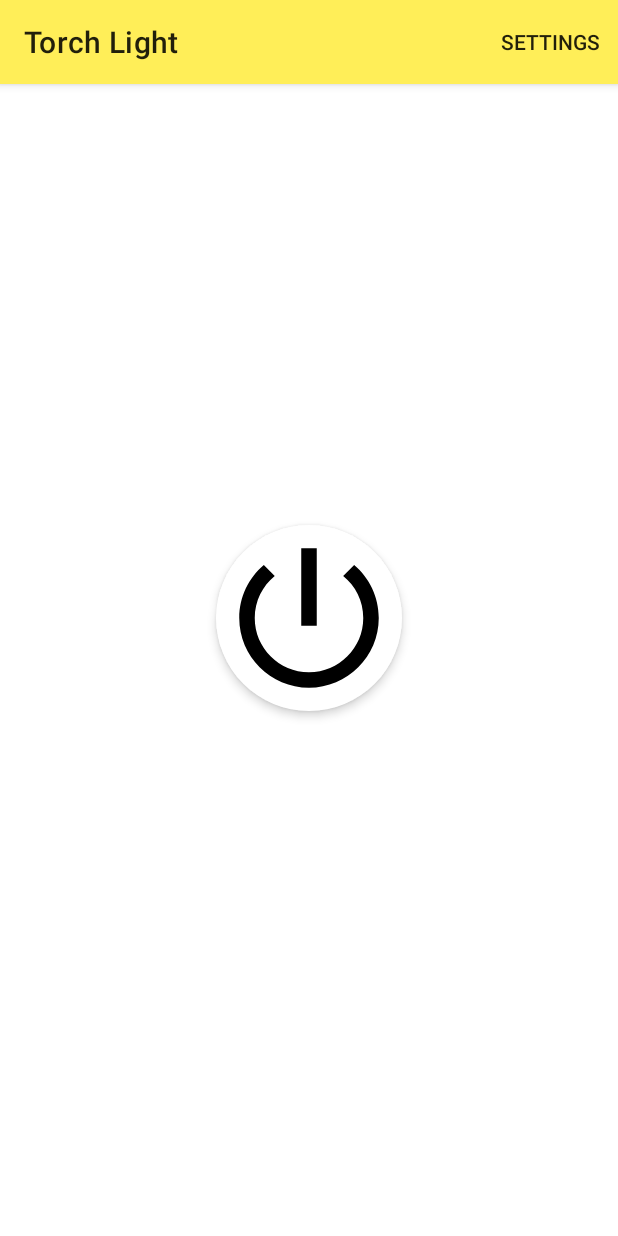
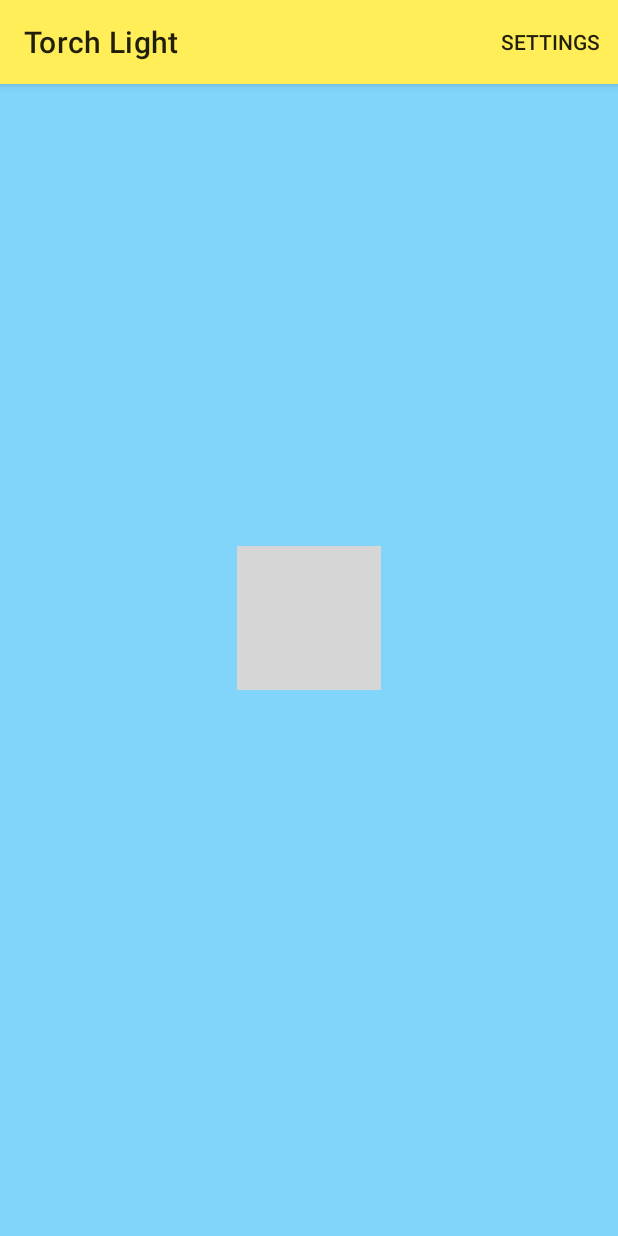
Before and after one commit to DanielAndroid/TorchLight, an Android app: the screen it shows after launch (MainActivity), on a phone screen of 412 x 824 dp. Run offline under Robolectric (Android 15) with nearby library versions, the phone set to English and light mode, and no system bars; grey boxes are pictures that could not be loaded.

Commit message:
Added a ViewModel class to handle config changes, renamed FlashService to TorchService, removed some unused files and redundant cast, and removed some android version checks.

```diff
--- a/app/src/main/java/com/example/torchlight/MainActivity.java
+++ b/app/src/main/java/com/example/torchlight/MainActivity.java
@@ -5,9 +5,7 @@ import android.content.Intent;
 import android.content.SharedPreferences;
 import android.content.pm.PackageManager;
 import android.media.AudioAttributes;
-import android.media.AudioManager;
 import android.media.SoundPool;
-import android.os.Build;
 import android.os.Bundle;
 import android.view.Menu;
 import android.view.MenuInflater;
@@ -19,17 +17,19 @@ import androidx.annotation.NonNull;
 import androidx.appcompat.app.AlertDialog;
 import androidx.appcompat.app.AppCompatActivity;
 import androidx.appcompat.widget.Toolbar;
+import androidx.lifecycle.ViewModelProvider;
 import androidx.preference.PreferenceManager;
 
 
 public class MainActivity extends AppCompatActivity {
 
     private ImageButton powerBtn;
-    private Boolean isTorchOn, isMuted;
+    private Boolean isMuted;
     private SoundPool soundPool;
     private int clickSound;
     Toolbar toolbar;
     SharedPreferences sharedPreferences;
+    TorchLightViewModel torchLightViewModel;
 
 
     @Override
@@ -38,14 +38,17 @@ public class MainActivity extends AppCompatActivity {
         setContentView(R.layout.activity_main);
 
         sharedPreferences = PreferenceManager.getDefaultSharedPreferences(getApplicationContext());
-        toolbar = (Toolbar) findViewById(R.id.my_toolbar);
+        toolbar = findViewById(R.id.my_toolbar);
         setSupportActionBar(toolbar);
-        powerBtn = (ImageButton) findViewById(R.id.power_button);
-        isTorchOn = false;
+        powerBtn = findViewById(R.id.power_button);
+        torchLightViewModel = new ViewModelProvider(this).get(TorchLightViewModel.class);
+        torchLightViewModel.setIsTorchOn(torchLightViewModel.getIsTorchOn());
+        if (torchLightViewModel.getToggleImage() != 0) {
+            powerBtn.setImageResource(torchLightViewModel.getToggleImage());
+        }
 
         PreferenceManager.setDefaultValues(this, R.xml.preferences, false);
 
-        if (Build.VERSION.SDK_INT >= Build.VERSION_CODES.LOLLIPOP) {
         AudioAttributes attributes = new AudioAttributes.Builder()
                 .setUsage(AudioAttributes.USAGE_ASSISTANCE_SONIFICATION)
                 .setContentType(AudioAttributes.CONTENT_TYPE_SONIFICATION)
@@ -53,10 +56,6 @@ public class MainActivity extends AppCompatActivity {
         soundPool = new SoundPool.Builder()
                 .setAudioAttributes(attributes)
                 .build();
-        } else {
-            soundPool = new SoundPool(1, AudioManager.STREAM_MUSIC, 0);
-
-        }
 
         clickSound = soundPool.load(this, R.raw.click2_sebastian, 1);
 
@@ -88,14 +87,16 @@ public class MainActivity extends AppCompatActivity {
             @Override
             public void onClick(View v) {
                 try {
-                    if (isTorchOn) {
-                        powerBtn.setImageResource(R.drawable.power_off_24dp);
-                        stopService(new Intent(MainActivity.this, FlashService.class));
-                        isTorchOn = false;
+                    if (torchLightViewModel.getIsTorchOn()) {
+                        torchLightViewModel.setToggleImage(R.drawable.torch_light_off);
+                        powerBtn.setImageResource(torchLightViewModel.getToggleImage());
+                        stopService(new Intent(MainActivity.this, TorchService.class));
+                        torchLightViewModel.setIsTorchOn(false);
                     } else {
-                        powerBtn.setImageResource(R.drawable.power_on_24dp);
-                        startService(new Intent(MainActivity.this, FlashService.class));
-                        isTorchOn = true;
+                        torchLightViewModel.setToggleImage(R.drawable.torch_light_on);
+                        powerBtn.setImageResource(torchLightViewModel.getToggleImage());
+                        startService(new Intent(MainActivity.this, TorchService.class));
+                        torchLightViewModel.setIsTorchOn(true);
                     }
                 } catch (Exception e) {
                     e.printStackTrace();
@@ -112,19 +113,20 @@ public class MainActivity extends AppCompatActivity {
     @Override
     protected void onStop() {
         super.onStop();
-        Boolean turnOffAtExit = sharedPreferences.getBoolean("turn_off_at_exit", false);
+        boolean turnOffAtExit = sharedPreferences.getBoolean("turn_off_at_exit", false);
         if (turnOffAtExit) {
-            stopService(new Intent(getApplicationContext(), FlashService.class));
+            stopService(new Intent(getApplicationContext(), TorchService.class));
         }
     }
 
 
     public void flashLightOnAtStartup() {
-        Boolean turnOnAtStart = sharedPreferences.getBoolean("turn_on_at_start", false);
+        boolean turnOnAtStart = sharedPreferences.getBoolean("turn_on_at_start", false);
         if (turnOnAtStart) {
-            startService(new Intent(MainActivity.this, FlashService.class));
-            powerBtn.setImageResource(R.drawable.power_on_24dp);
-            isTorchOn = true;
+            startService(new Intent(MainActivity.this, TorchService.class));
+            torchLightViewModel.setToggleImage(R.drawable.torch_light_on);
+            powerBtn.setImageResource(torchLightViewModel.getToggleImage());
+            torchLightViewModel.setIsTorchOn(true);
         }
     }
 
@@ -137,14 +139,9 @@ public class MainActivity extends AppCompatActivity {
 
     @Override
     public boolean onOptionsItemSelected(@NonNull MenuItem item) {
-        switch (item.getItemId()) {
-            case R.id.settings:
         Intent settings = new Intent(MainActivity.this, SettingsActivity.class);
         startActivity(settings);
-
-            default:
         return true;
     }
 
 }
-}
--- /dev/null
+++ b/app/src/main/java/com/example/torchlight/TorchLightViewModel.java
@@ -0,0 +1,29 @@
+package com.example.torchlight;
+
+import android.util.Log;
+
+import androidx.lifecycle.ViewModel;
+
+public class TorchLightViewModel extends ViewModel {
+
+    private Boolean isTorchOn = false;
+    private int toggleImage;
+
+
+    public void setIsTorchOn(Boolean torchOn) {
+        isTorchOn = torchOn;
+
+    }
+
+    public Boolean getIsTorchOn() {
+        return isTorchOn;
+    }
+
+    public void setToggleImage(int toggleImage) {
+        this.toggleImage = toggleImage;
+    }
+
+    public int getToggleImage() {
+        return toggleImage;
+    }
+}
--- a/app/src/main/res/drawable/muted_24dp.xml
+++ /dev/null
@@ -1,4 +0,0 @@
-<vector android:height="50dp" android:viewportHeight="24.0"
-    android:viewportWidth="24.0" android:width="50dp" xmlns:android="http://schemas.android.com/apk/res/android">
-    <path android:fillColor="#FF000000" android:pathData="M16.5,12c0,-1.77 -1.02,-3.29 -2.5,-4.03v2.21l2.45,2.45c0.03,-0.2 0.05,-0.41 0.05,-0.63zM19,12c0,0.94 -0.2,1.82 -0.54,2.64l1.51,1.51C20.63,14.91 21,13.5 21,12c0,-4.28 -2.99,-7.86 -7,-8.77v2.06c2.89,0.86 5,3.54 5,6.71zM4.27,3L3,4.27 7.73,9L3,9v6h4l5,5v-6.73l4.25,4.25c-0.67,0.52 -1.42,0.93 -2.25,1.18v2.06c1.38,-0.31 2.63,-0.95 3.69,-1.81L19.73,21 21,19.73l-9,-9L4.27,3zM12,4L9.91,6.09 12,8.18L12,4z"/>
-</vector>
--- a/app/src/main/res/drawable/oval.xml
+++ /dev/null
@@ -1,8 +0,0 @@
-<?xml version="1.0" encoding="utf-8"?>
-<shape xmlns:android="http://schemas.android.com/apk/res/android"
-    android:shape="oval">
-    <solid android:color="#fff"></solid>
-    <size
-        android:width="48dp"
-        android:height="48dp" />
-</shape>
--- a/app/src/main/res/drawable/power_off_24dp.xml
+++ /dev/null
@@ -1,9 +0,0 @@
-<vector xmlns:android="http://schemas.android.com/apk/res/android"
-        android:width="124dp"
-        android:height="124dp"
-        android:viewportWidth="24.0"
-        android:viewportHeight="24.0">
-    <path
-        android:fillColor="#000"
-        android:pathData="M13,3h-2v10h2L13,3zM17.83,5.17l-1.42,1.42C17.99,7.86 19,9.81 19,12c0,3.87 -3.13,7 -7,7s-7,-3.13 -7,-7c0,-2.19 1.01,-4.14 2.58,-5.42L6.17,5.17C4.23,6.82 3,9.26 3,12c0,4.97 4.03,9 9,9s9,-4.03 9,-9c0,-2.74 -1.23,-5.18 -3.17,-6.83z"/>
-</vector>
--- a/app/src/main/res/drawable/power_on_24dp.xml
+++ /dev/null
@@ -1,9 +0,0 @@
-<vector xmlns:android="http://schemas.android.com/apk/res/android"
-        android:width="124dp"
-        android:height="124dp"
-        android:viewportWidth="24.0"
-        android:viewportHeight="24.0">
-    <path
-        android:fillColor="@color/colorPrimary"
-        android:pathData="M13,3h-2v10h2L13,3zM17.83,5.17l-1.42,1.42C17.99,7.86 19,9.81 19,12c0,3.87 -3.13,7 -7,7s-7,-3.13 -7,-7c0,-2.19 1.01,-4.14 2.58,-5.42L6.17,5.17C4.23,6.82 3,9.26 3,12c0,4.97 4.03,9 9,9s9,-4.03 9,-9c0,-2.74 -1.23,-5.18 -3.17,-6.83z"/>
-</vector>
--- a/app/src/main/res/layout/activity_main.xml
+++ b/app/src/main/res/layout/activity_main.xml
@@ -4,6 +4,7 @@
     xmlns:tools="http://schemas.android.com/tools"
     android:layout_width="match_parent"
     android:layout_height="match_parent"
+    android:background="@color/colorSecondary"
     tools:context=".MainActivity">
 
     <androidx.appcompat.widget.Toolbar
@@ -19,13 +20,14 @@
         app:popupTheme="@style/ThemeOverlay.AppCompat.Light" />
 
 
-    <androidx.appcompat.widget.AppCompatImageButton
+    <ImageButton
         android:id="@+id/power_button"
         android:layout_width="wrap_content"
         android:layout_height="wrap_content"
-        android:background="@drawable/oval"
+        android:background="?android:selectableItemBackground"
+        android:contentDescription="@string/image_description"
         android:elevation="4dp"
-        android:src="@drawable/power_off_24dp"
+        android:src="@drawable/torch_light_off"
         app:layout_constraintBottom_toBottomOf="parent"
         app:layout_constraintEnd_toEndOf="parent"
         app:layout_constraintStart_toStartOf="parent"
--- a/app/src/main/res/values/colors.xml
+++ b/app/src/main/res/values/colors.xml
@@ -1,4 +1,5 @@
 <?xml version="1.0" encoding="utf-8"?>
 <resources>
     <color name="colorPrimary">#FFEE58</color>
+    <color name="colorSecondary">#81D4FA</color>
 </resources>
--- a/app/src/main/res/values/ic_launcher_flashlight_background.xml
+++ b/app/src/main/res/values/ic_launcher_flashlight_background.xml
@@ -1,4 +1,4 @@
 <?xml version="1.0" encoding="utf-8"?>
 <resources>
-    <color name="ic_launcher_flashlight_background">#FDD835</color>
+    <color name="ic_launcher_flashlight_background">@color/colorSecondary</color>
 </resources>
--- a/app/src/main/res/values/strings.xml
+++ b/app/src/main/res/values/strings.xml
@@ -1,7 +1,9 @@
 <resources>
     <string name="app_name">Torch Light</string>
     <string name="mute">Mute</string>
-    <string name="power_on">Turn Torch light on at start up</string>
-    <string name="power_off">Turn Torch light off at exit</string>
+    <string name="power_on">Turn torch light on at start up</string>
+    <string name="power_off">Turn torch light off at exit</string>
     <string name="settings">Settings</string>
+    <string name="image_description">Image of on/off button</string>
+
 </resources>
--- a/app/src/main/res/xml/preferences.xml
+++ b/app/src/main/res/xml/preferences.xml
@@ -5,8 +5,8 @@
     <SwitchPreference
         android:defaultValue="false"
         android:key="mute"
-        android:summaryOff=" sound disabled"
-        android:summaryOn=" sound enabled"
+        android:summaryOff=" sound enabled"
+        android:summaryOn=" sound disabled"
         android:title="@string/mute" />
 
 
--- a/build.gradle
+++ b/build.gradle
@@ -8,7 +8,7 @@ buildscript {
 
     }
     dependencies {
-        classpath 'com.android.tools.build:gradle:3.6.3'
+        classpath 'com.android.tools.build:gradle:4.0.1'
 
 
         // NOTE: Do not place your application dependencies here; they belong
```
Also changed, not shown: app/build.gradle (+9 -7 lines), app/src/main/AndroidManifest.xml (+2 -5 lines), app/src/main/java/com/example/torchlight/TorchService.java (renamed from app/src/main/java/com/example/torchlight/FlashService.java, +12 -16 lines), app/src/main/res/drawable/unmuted_24dp.xml (deleted, +0 -9 lines), gradle/wrapper/gradle-wrapper.properties, 3 other files. Lines whose indentation alone changed are shown as unchanged.
